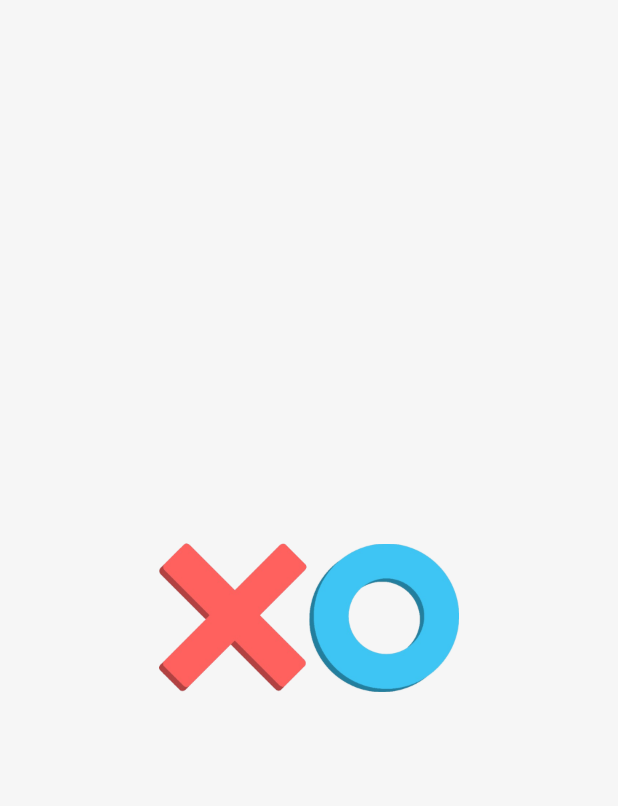
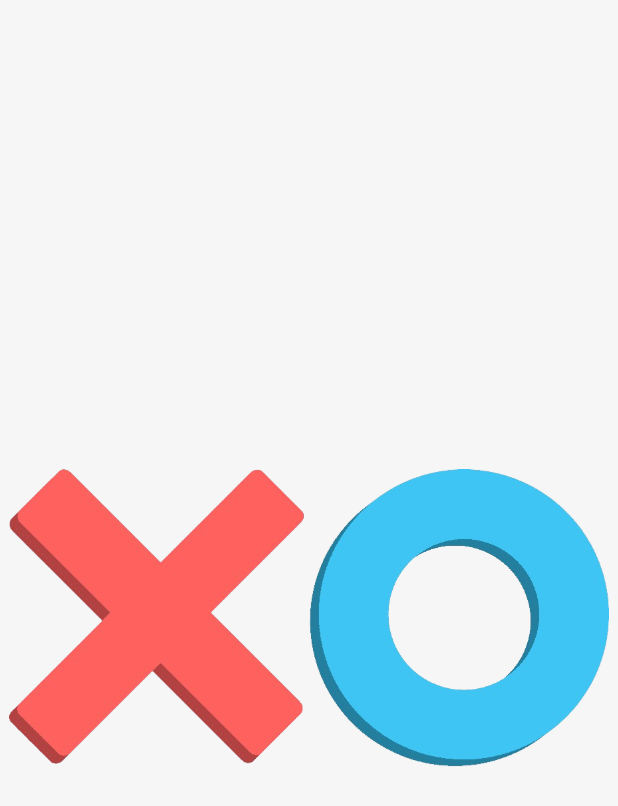
Before and after one commit to migarakavishan/tic_tac_toe_game, a Flutter app: the screen it shows after launch, on a phone screen of 412 x 824 dp. Shown: the top 806 px of the screen. Run offline on Flutter 3.47's test engine with Material 3 defaults, Android fonts, the phone set to English and light mode, and no system bars.

Commit message:
ui changes

```diff
--- a/lib/screens/play_mode_screen.dart
+++ b/lib/screens/play_mode_screen.dart
@@ -21,11 +21,11 @@ class _PlayModeScreenState extends State<PlayModeScreen> {
               children: [
                 Image.asset(
                   'assets/cross.png',
-                  width: 100,
+                  width: 200,
                 ),
                 Image.asset(
                   'assets/circle.png',
-                  width: 100,
+                  width: 200,
                 ),
 
               ],
```
